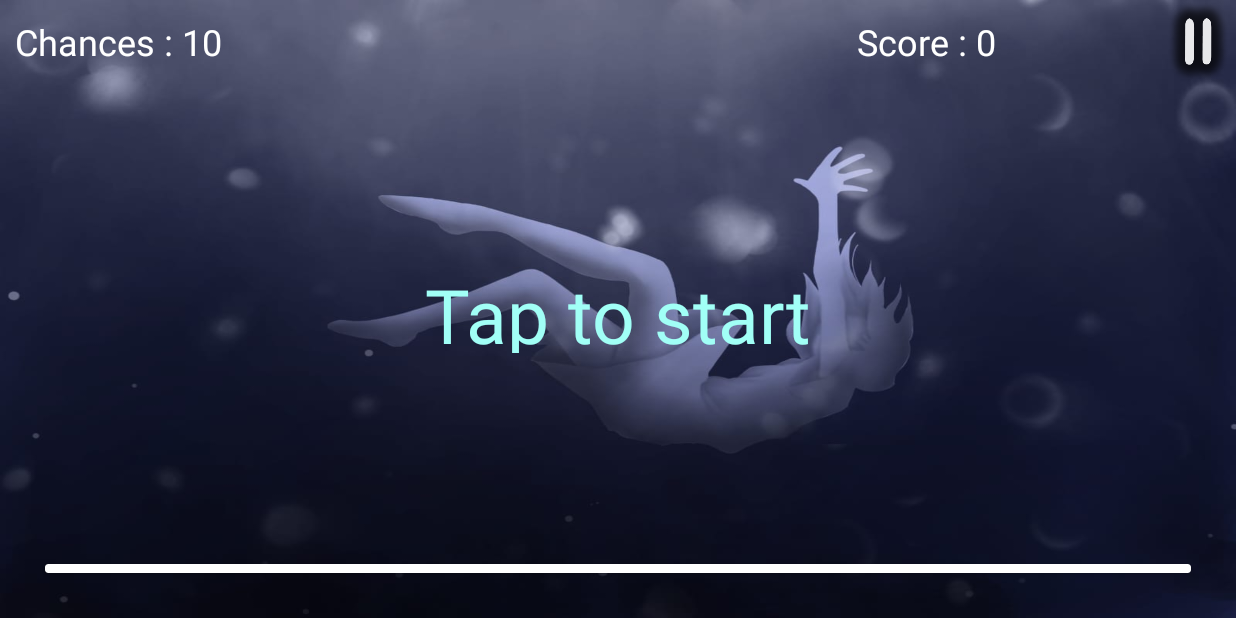
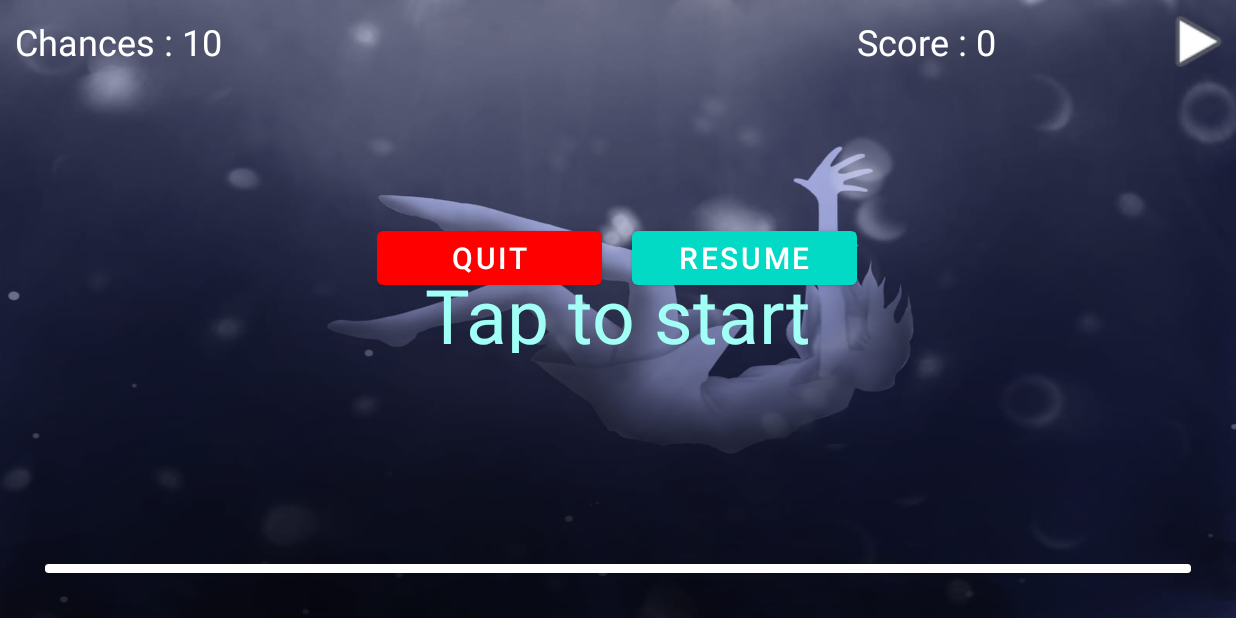
Before and after one commit to Elkaouni/foys-maps, an Android app: the MainActivity screen opened directly, with no data from a screen before it, after a tap on an icon or button, on a phone screen of 824 x 412 dp (held sideways). Run offline under Robolectric (Android 15) with nearby library versions, the phone set to English and light mode, and no system bars; Roboto replaces fonts that are not available here; 2 statements that could not run were skipped.

Commit message:
Add files via upload

```diff
--- a/src/main/java/com/example/playfigros/MainActivity.java
+++ b/src/main/java/com/example/playfigros/MainActivity.java
@@ -5,6 +5,7 @@ import androidx.cardview.widget.CardView;
 
 import android.annotation.SuppressLint;
 import android.content.Intent;
+import android.graphics.Color;
 import android.graphics.Point;
 import android.media.MediaPlayer;
 import android.os.Bundle;
@@ -19,6 +20,7 @@ import android.view.WindowManager;
 import android.widget.Button;
 import android.widget.FrameLayout;
 import android.widget.ImageView;
+import android.widget.LinearLayout;
 import android.widget.TextView;
 import android.widget.Toast;
 
@@ -70,6 +72,8 @@ public class MainActivity extends AppCompatActivity {
     private FrameLayout frame;
     private CardView line;
     private ImageView pause;
+    private Button pause_quit, pause_resume;
+    private LinearLayout pause_menu;
     private ImageView[] black_buttons = new ImageView[nb_buttons];
     private ImageView[] green_buttons = new ImageView[nb_buttons];
 
@@ -96,7 +100,7 @@ public class MainActivity extends AppCompatActivity {
     private float timer_feedback =  0;
 
     //status check
-    private boolean start_flag = false;
+    private boolean start_flag = false, pause_flag=false;
 
     // touch mode
     private float xx, yy;
@@ -121,6 +125,9 @@ public class MainActivity extends AppCompatActivity {
         feedback = findViewById(R.id.feedback);
         frame = findViewById(R.id.frame);
         pause = findViewById(R.id.pause);
+        pause_menu = findViewById(R.id.pause_menu);
+        pause_resume = findViewById(R.id.pause_resume);
+        pause_quit = findViewById(R.id.pause_quit);
         line = findViewById(R.id.limit);
         chances.setText("Chances : " + max_misses);
 
@@ -164,6 +171,8 @@ public class MainActivity extends AppCompatActivity {
         }
 
         timer_feedback = 0;
+        pause_quit.setBackgroundColor(Color.RED);
+        pause_resume.setBackgroundColor(Color.rgb(3,218,197));
         feedback.setVisibility(View.GONE);
     }
 
@@ -221,20 +230,56 @@ public class MainActivity extends AppCompatActivity {
         line.setX(black_buttons[0].getHeight());
 
         pause.setOnClickListener((view) -> {
-            if(start_flag){
+            if(!pause_flag){
                 start_flag = false;
+                pause_flag = true;
                 if(ring.isPlaying())
                     ring.pause();
                 timer.cancel();
                 //timer =null;
                 pause.setImageResource(android.R.drawable.ic_media_play);
-                tap_to_start.setVisibility(View.VISIBLE);
-                tap_to_start.setText("Pause");
+                pause_menu.setVisibility(View.VISIBLE);
+                //tap_to_start.setVisibility(View.VISIBLE);
+                //tap_to_start.setText("Pause");
             }
         });
+
+        pause_resume.setOnClickListener((view) -> {
+            if(pause_flag){
+                pause_flag = false;
+                start_flag = false;
+                Log.e("e", "---- resume game");
+                pause.setImageResource(R.drawable.pause);
+                pause_menu.setVisibility(View.GONE);
+                tap_to_start.setVisibility(View.VISIBLE);
+
+
+            }
+        });
+
+        pause_quit.setOnClickListener((view) -> {
+            if(pause_flag){
+                pause_flag = false;
+                start_flag = false;
+                Log.e("e", "---- Quit game");
+                if(ring.isPlaying()) {
+                    ring.stop();
+                    ring.release();
+                }
+
+                Intent intent = new Intent(getApplicationContext(), Start.class);
+                startActivity(intent);
+
+            }
+        });
+
+
+
         frame.setOnTouchListener((view, motionEvent) -> {
-            if(!start_flag){
+            if(!start_flag && !pause_flag){
                 start_flag = true;
+                pause_flag = false;
+
                 if(!ring.isPlaying())
                     ring.start();
                 pause.setImageResource(R.drawable.pause);
@@ -420,7 +465,7 @@ public class MainActivity extends AppCompatActivity {
         score_label.setText("Score: "+score);
        if(win_or_loose()!=2){
             start_flag = false;
-            Log.e("e", "timer will be canceled");
+            Log.e("e", "Game done");
           //  timer.cancel();
           //  timer = null;
          //  Log.e("e", "timer was canceled !!");
--- a/src/main/java/com/example/playfigros/Result.java
+++ b/src/main/java/com/example/playfigros/Result.java
@@ -109,4 +109,5 @@ public class Result extends AppCompatActivity {
         return super.dispatchKeyEvent(event);
     }
 
+
 }
--- a/src/main/res/layout/activity_main.xml
+++ b/src/main/res/layout/activity_main.xml
@@ -1,4 +1,8 @@
 <?xml version="1.0" encoding="utf-8"?>
+
+
+
+
 <LinearLayout xmlns:android="http://schemas.android.com/apk/res/android"
     xmlns:app="http://schemas.android.com/apk/res-auto"
     xmlns:tools="http://schemas.android.com/tools"
@@ -7,7 +11,6 @@
     android:orientation="vertical"
     tools:context=".MainActivity"
     android:background="@drawable/disorder_map" >
-
 
     <FrameLayout
         android:id="@+id/frame"
@@ -24,6 +27,150 @@
             android:text=""
             app:cardBackgroundColor="@color/white" />
 
+        <!-- 20 black tiles-->
+        <ImageView
+            android:id="@+id/btn_1"
+            android:layout_width="120dp"
+            android:layout_height="120dp"
+            android:visibility="gone"
+            app:srcCompat="@android:drawable/bottom_bar"
+            tools:ignore="ContentDescription" />
+
+        <ImageView
+            android:id="@+id/btn_2"
+            android:layout_width="120dp"
+            android:layout_height="120dp"
+            android:visibility="gone"
+            app:srcCompat="@android:drawable/bottom_bar" />
+
+        <ImageView
+            android:id="@+id/btn_3"
+            android:layout_width="120dp"
+            android:layout_height="120dp"
+            android:visibility="gone"
+            app:srcCompat="@android:drawable/bottom_bar" />
+
+        <ImageView
+            android:id="@+id/btn_4"
+            android:layout_width="120dp"
+            android:layout_height="120dp"
+            android:visibility="gone"
+            app:srcCompat="@android:drawable/bottom_bar" />
+
+        <ImageView
+            android:id="@+id/btn_5"
+            android:layout_width="120dp"
+            android:layout_height="120dp"
+            android:visibility="gone"
+            app:srcCompat="@android:drawable/bottom_bar" />
+
+        <ImageView
+            android:id="@+id/btn_6"
+            android:layout_width="120dp"
+            android:layout_height="120dp"
+            android:visibility="gone"
+            app:srcCompat="@android:drawable/bottom_bar" />
+
+        <ImageView
+            android:id="@+id/btn_7"
+            android:layout_width="120dp"
+            android:layout_height="120dp"
+            android:visibility="gone"
+            app:srcCompat="@android:drawable/bottom_bar" />
+
+        <ImageView
+            android:id="@+id/btn_8"
+            android:layout_width="120dp"
+            android:layout_height="120dp"
+            android:visibility="gone"
+            app:srcCompat="@android:drawable/bottom_bar" />
+
+        <ImageView
+            android:id="@+id/btn_9"
+            android:layout_width="120dp"
+            android:layout_height="120dp"
+            android:visibility="gone"
+            app:srcCompat="@android:drawable/bottom_bar" />
+
+        <ImageView
+            android:id="@+id/btn_10"
+            android:layout_width="120dp"
+            android:layout_height="120dp"
+            android:visibility="gone"
+            app:srcCompat="@android:drawable/bottom_bar" />
+
+
+        <!-- 20 green tiles-->
+
+        <ImageView
+            android:id="@+id/green_1"
+            android:layout_width="120dp"
+            android:layout_height="120dp"
+            android:visibility="gone"
+            app:srcCompat="@android:drawable/button_onoff_indicator_on" />
+
+        <ImageView
+            android:id="@+id/green_2"
+            android:layout_width="120dp"
+            android:layout_height="120dp"
+            android:visibility="gone"
+            app:srcCompat="@android:drawable/button_onoff_indicator_on" />
+
+        <ImageView
+            android:id="@+id/green_3"
+            android:layout_width="120dp"
+            android:layout_height="120dp"
+            android:visibility="gone"
+            app:srcCompat="@android:drawable/button_onoff_indicator_on" />
+
+        <ImageView
+            android:id="@+id/green_4"
+            android:layout_width="120dp"
+            android:layout_height="120dp"
+            android:visibility="gone"
+            app:srcCompat="@android:drawable/button_onoff_indicator_on" />
+
+        <ImageView
+            android:id="@+id/green_5"
+            android:layout_width="120dp"
+            android:layout_height="120dp"
+            android:visibility="gone"
+            app:srcCompat="@android:drawable/button_onoff_indicator_on" />
+
+        <ImageView
+            android:id="@+id/green_6"
+            android:layout_width="120dp"
+            android:layout_height="120dp"
+            android:visibility="gone"
+            app:srcCompat="@android:drawable/button_onoff_indicator_on" />
+
+        <ImageView
+            android:id="@+id/green_7"
+            android:layout_width="120dp"
+            android:layout_height="120dp"
+            android:visibility="gone"
+            app:srcCompat="@android:drawable/button_onoff_indicator_on" />
+
+        <ImageView
+            android:id="@+id/green_8"
+            android:layout_width="120dp"
+            android:layout_height="120dp"
+            android:visibility="gone"
+            app:srcCompat="@android:drawable/button_onoff_indicator_on" />
+
+        <ImageView
+            android:id="@+id/green_9"
+            android:layout_width="120dp"
+            android:layout_height="120dp"
+            android:visibility="gone"
+            app:srcCompat="@android:drawable/button_onoff_indicator_on" />
+
+        <ImageView
+            android:id="@+id/green_10"
+            android:layout_width="120dp"
+            android:layout_height="120dp"
+            android:visibility="gone"
+            app:srcCompat="@android:drawable/button_onoff_indicator_on" />
         <LinearLayout
             android:layout_width="match_parent"
             android:layout_height="wrap_content"
@@ -74,151 +221,42 @@
             android:textColor="#A1FFF6"
             android:textSize="50sp" />
 
-        <!-- 20 black tiles-->
-        <ImageView
-            android:id="@+id/btn_1"
-            android:layout_width="100dp"
-            android:layout_height="100dp"
+        <LinearLayout
+            android:id="@+id/pause_menu"
+            android:layout_width="330dp"
+            android:layout_height="116dp"
             android:visibility="gone"
-            app:srcCompat="@android:drawable/bottom_bar"
-            tools:ignore="ContentDescription" />
+            android:layout_gravity="center"
+            android:orientation="vertical"
+            android:textAlignment="center">
 
-        <ImageView
-            android:id="@+id/btn_2"
-            android:layout_width="100dp"
-            android:layout_height="100dp"
-            android:visibility="gone"
-            app:srcCompat="@android:drawable/bottom_bar" />
+            <LinearLayout
+                android:layout_width="wrap_content"
+                android:layout_height="wrap_content"
+                android:layout_gravity="center"
+                android:orientation="horizontal"
+                android:textAlignment="center">
+                <Button
+                    android:id="@+id/pause_quit"
+                    android:layout_width="150dp"
+                    android:layout_height="wrap_content"
+                    android:layout_gravity="center"
+                    android:text="Quit"
+                    android:layout_marginRight="10dp"
+                    android:textSize="20sp" />
+                <Button
+                    android:id="@+id/pause_resume"
+                    android:layout_marginLeft="10dp"
+                    android:layout_width="150dp"
+                    android:layout_height="wrap_content"
+                    android:layout_gravity="center"
+                    android:text="Resume"
+                    android:textSize="20sp" />
 
-        <ImageView
-            android:id="@+id/btn_3"
-            android:layout_width="100dp"
-            android:layout_height="100dp"
-            android:visibility="gone"
-            app:srcCompat="@android:drawable/bottom_bar" />
-
-        <ImageView
-            android:id="@+id/btn_4"
-            android:layout_width="100dp"
-            android:layout_height="100dp"
-            android:visibility="gone"
-            app:srcCompat="@android:drawable/bottom_bar" />
-
-        <ImageView
-            android:id="@+id/btn_5"
-            android:layout_width="100dp"
-            android:layout_height="100dp"
-            android:visibility="gone"
-            app:srcCompat="@android:drawable/bottom_bar" />
-
-        <ImageView
-            android:id="@+id/btn_6"
-            android:layout_width="100dp"
-            android:layout_height="100dp"
-            android:visibility="gone"
-            app:srcCompat="@android:drawable/bottom_bar" />
-
-        <ImageView
-            android:id="@+id/btn_7"
-            android:layout_width="100dp"
-            android:layout_height="100dp"
-            android:visibility="gone"
-            app:srcCompat="@android:drawable/bottom_bar" />
-
-        <ImageView
-            android:id="@+id/btn_8"
-            android:layout_width="100dp"
-            android:layout_height="100dp"
-            android:visibility="gone"
-            app:srcCompat="@android:drawable/bottom_bar" />
-
-        <ImageView
-            android:id="@+id/btn_9"
-            android:layout_width="100dp"
-            android:layout_height="100dp"
-            android:visibility="gone"
-            app:srcCompat="@android:drawable/bottom_bar" />
-
-        <ImageView
-            android:id="@+id/btn_10"
-            android:layout_width="100dp"
-            android:layout_height="100dp"
-            android:visibility="gone"
-            app:srcCompat="@android:drawable/bottom_bar" />
+            </LinearLayout>
 
 
-        <!-- 20 green tiles-->
-
-        <ImageView
-            android:id="@+id/green_1"
-            android:layout_width="100dp"
-            android:layout_height="100dp"
-            android:visibility="gone"
-            app:srcCompat="@android:drawable/button_onoff_indicator_on" />
-
-        <ImageView
-            android:id="@+id/green_2"
-            android:layout_width="100dp"
-            android:layout_height="100dp"
-            android:visibility="gone"
-            app:srcCompat="@android:drawable/button_onoff_indicator_on" />
-
-        <ImageView
-            android:id="@+id/green_3"
-            android:layout_width="100dp"
-            android:layout_height="100dp"
-            android:visibility="gone"
-            app:srcCompat="@android:drawable/button_onoff_indicator_on" />
-
-        <ImageView
-            android:id="@+id/green_4"
-            android:layout_width="100dp"
-            android:layout_height="100dp"
-            android:visibility="gone"
-            app:srcCompat="@android:drawable/button_onoff_indicator_on" />
-
-        <ImageView
-            android:id="@+id/green_5"
-            android:layout_width="100dp"
-            android:layout_height="100dp"
-            android:visibility="gone"
-            app:srcCompat="@android:drawable/button_onoff_indicator_on" />
-
-        <ImageView
-            android:id="@+id/green_6"
-            android:layout_width="100dp"
-            android:layout_height="100dp"
-            android:visibility="gone"
-            app:srcCompat="@android:drawable/button_onoff_indicator_on" />
-
-        <ImageView
-            android:id="@+id/green_7"
-            android:layout_width="100dp"
-            android:layout_height="100dp"
-            android:visibility="gone"
-            app:srcCompat="@android:drawable/button_onoff_indicator_on" />
-
-        <ImageView
-            android:id="@+id/green_8"
-            android:layout_width="100dp"
-            android:layout_height="100dp"
-            android:visibility="gone"
-            app:srcCompat="@android:drawable/button_onoff_indicator_on" />
-
-        <ImageView
-            android:id="@+id/green_9"
-            android:layout_width="100dp"
-            android:layout_height="100dp"
-            android:visibility="gone"
-            app:srcCompat="@android:drawable/button_onoff_indicator_on" />
-
-        <ImageView
-            android:id="@+id/green_10"
-            android:layout_width="100dp"
-            android:layout_height="100dp"
-            android:visibility="gone"
-            app:srcCompat="@android:drawable/button_onoff_indicator_on" />
-
+        </LinearLayout>
         <TextView
             android:id="@+id/feedback"
             android:layout_width="334dp"
@@ -230,8 +268,22 @@
             android:textAlignment="center"
             android:textColor="#00FF5F"
             android:textSize="30sp"  />
+        <TextView
+            android:id="@+id/feedback_ng"
+            android:layout_width="334dp"
+            android:layout_height="59dp"
+            android:layout_gravity="center_horizontal"
+            android:layout_marginTop="30sp"
+            android:text="Missed :/"
+            android:visibility="invisible"
+            android:textAlignment="center"
+            android:textColor="#7C0A0A"
+            android:textSize="30sp"  />
 
     </FrameLayout>
+
+
+
 
 
 
--- a/src/main/res/values/strings.xml
+++ b/src/main/res/values/strings.xml
@@ -1,3 +1,4 @@
 <resources>
     <string name="app_name">PlayFigros</string>
+    <string name="quit">Quit</string>
 </resources>
```
Also changed, not shown: src/main/java/com/example/playfigros/Song.java (added, +58 -0 lines), src/main/java/com/example/playfigros/adapter/SongListAdapter.java (added, +58 -0 lines).
